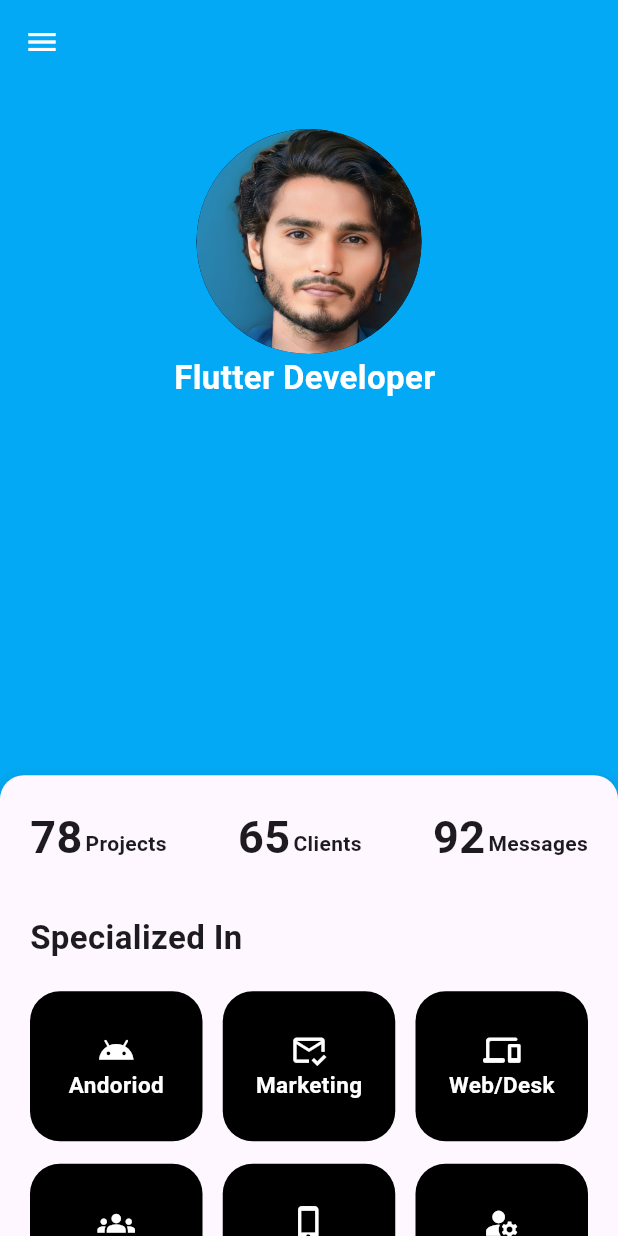
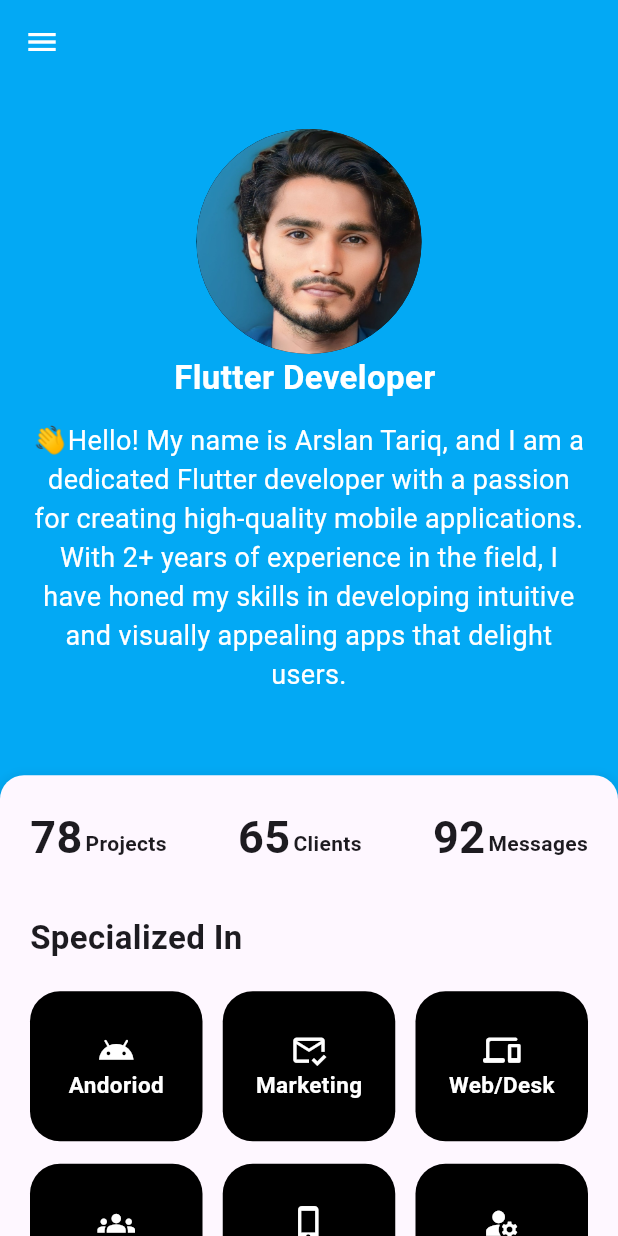
Before and after one commit to Arslan4546/Flutter-Portfolio-App, a Flutter app: the screen it shows after launch, on a phone screen of 412 x 824 dp. Run offline on Flutter 3.47's test engine with Material 3 defaults, Android fonts, the phone set to English and light mode, and no system bars; our stand-ins replace font_awesome_flutter, google_fonts, wtf_sliding_sheet.

Commit message:
update project

```diff
--- a/lib/screens/screen1.dart
+++ b/lib/screens/screen1.dart
@@ -244,6 +244,22 @@ class _Screen1State extends State<Screen1> {
                       fontWeight: FontWeight.bold,
                       color: Colors.white)),
             ),
+          const   SizedBox(height: 5,),
+            Container(
+              width: double.infinity,
+              height: 200,
+                margin: const EdgeInsets.symmetric(horizontal: 20),
+
+                child: Center(child: Text("👋Hello! My name is Arslan Tariq, and I am a dedicated Flutter developer with a passion for creating high-quality mobile applications. With 2+ years of experience in the field, I have honed my skills in developing intuitive and visually appealing apps that delight users.",style: GoogleFonts.orelegaOne(
+                  textStyle: const TextStyle(
+                    fontSize: 18,
+                    color: Colors.white
+
+                  ),
+
+                ),textAlign: TextAlign.center,),
+                ),
+            )
           ],
         ),
         builder: (context, state) {
```
